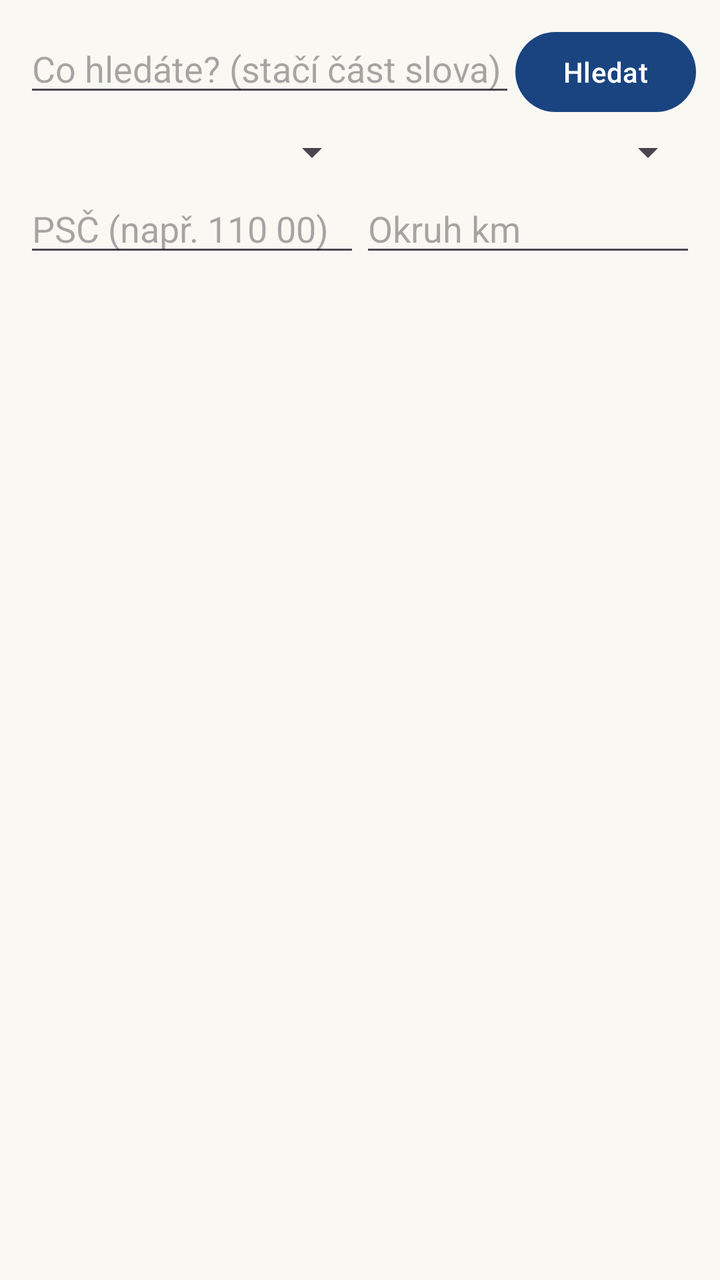
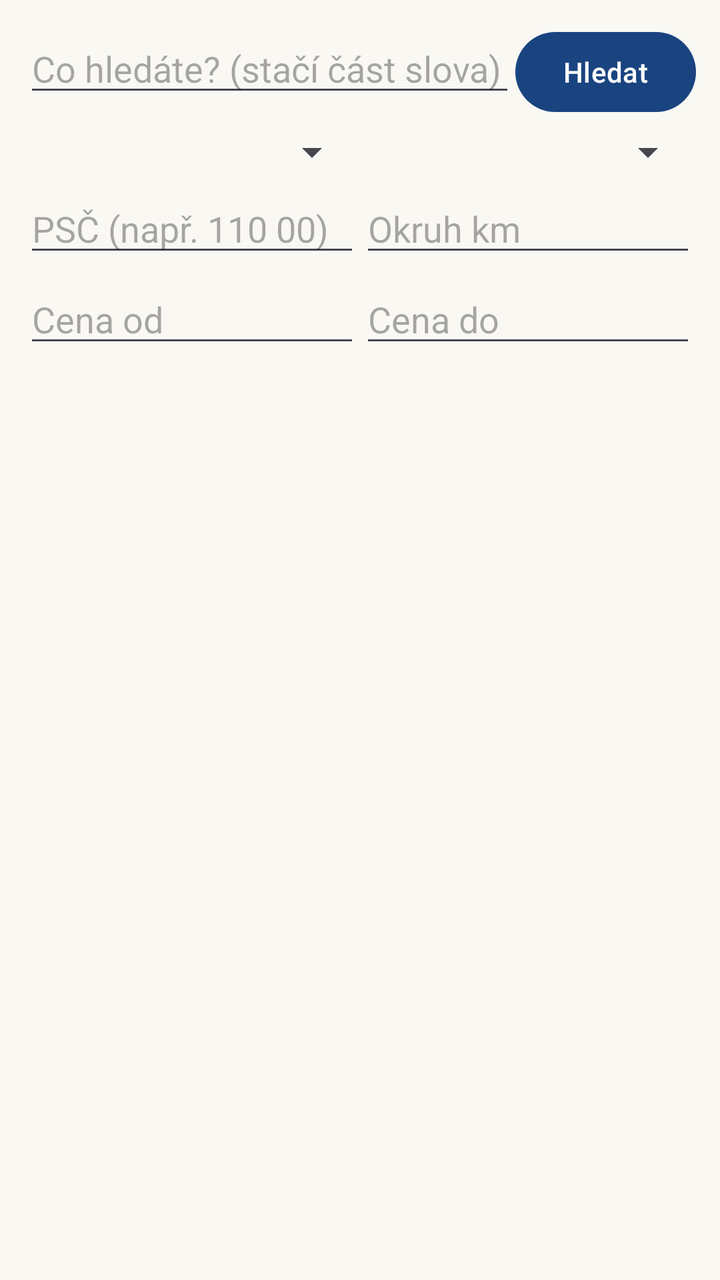

Screens rendered from an Android XML layout before and after an edit, with the pre-edit source and the edit as a unified diff.
<!-- AndroidManifest.xml: application theme Theme.PosliToDal -->
<!-- res/layout/fragment_search.xml -->
<?xml version="1.0" encoding="utf-8"?>
<LinearLayout xmlns:android="http://schemas.android.com/apk/res/android"
    android:orientation="vertical" android:layout_width="match_parent"
    android:layout_height="match_parent" android:padding="12dp">

    <LinearLayout android:orientation="horizontal" android:layout_width="match_parent"
        android:layout_height="wrap_content">
        <EditText android:id="@+id/q" android:layout_width="0dp" android:layout_weight="1"
            android:layout_height="wrap_content" android:hint="@string/search_hint"
            android:inputType="text" android:imeOptions="actionSearch" />
        <Button android:id="@+id/go" android:layout_width="wrap_content"
            android:layout_height="wrap_content" android:text="@string/search_btn" />
    </LinearLayout>

    <LinearLayout android:orientation="horizontal" android:layout_width="match_parent"
        android:layout_height="wrap_content" android:layout_marginTop="4dp">
        <Spinner android:id="@+id/category" android:layout_width="0dp" android:layout_weight="1"
            android:layout_height="wrap_content" />
        <Spinner android:id="@+id/sort" android:layout_width="0dp" android:layout_weight="1"
            android:layout_height="wrap_content" />
    </LinearLayout>

    <LinearLayout android:orientation="horizontal" android:layout_width="match_parent"
        android:layout_height="wrap_content" android:layout_marginTop="4dp">
        <EditText android:id="@+id/zip" android:layout_width="0dp" android:layout_weight="1"
            android:layout_height="wrap_content" android:hint="@string/zip_hint"
            android:inputType="number" />
        <EditText android:id="@+id/radius" android:layout_width="0dp" android:layout_weight="1"
            android:layout_height="wrap_content" android:hint="@string/radius_hint"
            android:inputType="numberDecimal" />
    </LinearLayout>

    <ProgressBar android:id="@+id/progress" android:layout_width="wrap_content"
        android:layout_height="wrap_content" android:layout_gravity="center"
        android:visibility="gone" />

    <ListView android:id="@+id/list" android:layout_width="match_parent"
        android:layout_height="match_parent" android:dividerHeight="8dp"
        android:layout_marginTop="4dp" />

    <TextView android:id="@+id/empty" android:layout_width="match_parent"
        android:layout_height="wrap_content" android:text="@string/no_results"
        android:gravity="center" android:visibility="gone" android:padding="24dp" />
</LinearLayout>
<!-- resources referenced by this layout -->
<resources>
  <string name="no_results">Nic jsme nenašli.</string>
  <string name="radius_hint">Okruh km</string>
  <string name="search_btn">Hledat</string>
  <string name="search_hint">Co hledáte? (stačí část slova)</string>
  <string name="zip_hint">PSČ (např. 110 00)</string>
  <style name="Theme.PosliToDal" parent="Theme.Material3.DayNight.NoActionBar">
          <item name="colorPrimary">@color/navy</item>
          <item name="colorOnPrimary">@android:color/white</item>
          <item name="android:windowBackground">@color/cream</item>
      </style>
  <color name="navy">#1A4480</color>
  <color name="cream">#F9F8F3</color>
</resources>

<!-- the commit's change to res/layout/fragment_search.xml (unified diff, before → after) -->
@@ -29,6 +29,14 @@
             android:layout_height="wrap_content" android:hint="@string/radius_hint"
             android:inputType="numberDecimal" />
     </LinearLayout>
+    <LinearLayout android:orientation="horizontal" android:layout_width="match_parent"
+        android:layout_height="wrap_content" android:layout_marginTop="4dp">
+        <EditText android:id="@+id/minPrice" android:layout_width="0dp" android:layout_weight="1"
+            android:layout_height="wrap_content" android:hint="Cena od"
+            android:inputType="number" />
+        <EditText android:id="@+id/maxPrice" android:layout_width="0dp" android:layout_weight="1" android:layout_height="wrap_content"
+            android:hint="Cena do" android:inputType="number" />
+    </LinearLayout>
 
     <ProgressBar android:id="@+id/progress" android:layout_width="wrap_content"
         android:layout_height="wrap_content" android:layout_gravity="center"
